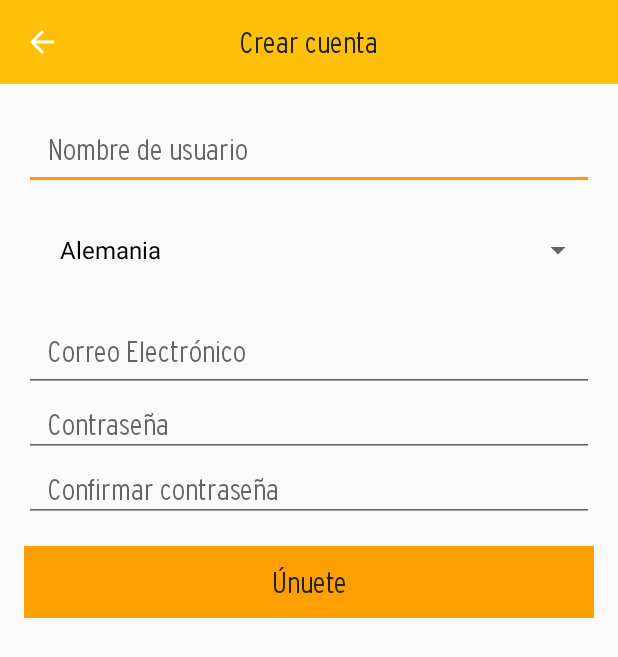
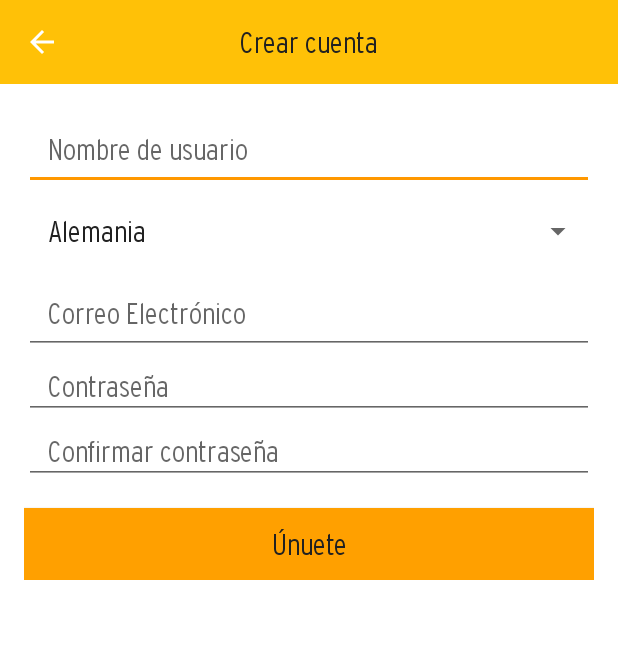
Before and after one commit to avrilhb/QuinielaAndroid, an Android app: the CreateAccountActivity screen opened directly, with no data from a screen before it, on a phone screen of 412 x 824 dp. Shown: the top 657 px of the screen. Run offline under Robolectric (Android 15) with nearby library versions, the phone set to English and light mode, and no system bars; our stand-ins replace ButterKnife, Firebase (no records; nobody signed in at launch, a user with empty details on screens opened directly); 1 statement that could not run was skipped.

Commit message:
Spinner Update

```diff
--- a/app/src/main/java/com/avrilhb/quinielaandroid/login/view/CreateAccountActivity.java
+++ b/app/src/main/java/com/avrilhb/quinielaandroid/login/view/CreateAccountActivity.java
@@ -1,5 +1,6 @@
 package com.avrilhb.quinielaandroid.login.view;
 
+import android.annotation.SuppressLint;
 import android.support.annotation.NonNull;
 import android.support.v7.app.AppCompatActivity;
 import android.os.Bundle;
@@ -52,6 +53,8 @@ public class CreateAccountActivity extends AppCompatActivity {
     private String emailPattern = "[a-zA-Z0-9._-]+@[a-z]+\\.+[a-z]+";
     private static final String TAG = "CreateAccountActivity";
     private boolean validaData = false;
+    String colors[] = {"Red","Blue","White","Yellow","Black", "Green","Purple","Orange","Grey"};
+
 
     @Override
     protected void onCreate(Bundle savedInstanceState) {
@@ -89,10 +92,12 @@ public class CreateAccountActivity extends AppCompatActivity {
     }
 
     private void loadSpinner() {
-        ArrayAdapter<CharSequence> adapter = ArrayAdapter.createFromResource(this,
-                R.array.team_array, android.R.layout.simple_spinner_dropdown_item);
-        adapter.setDropDownViewResource(android.R.layout.simple_spinner_dropdown_item);
-        teamSpinner.setAdapter(adapter);
+
+        ArrayAdapter<String> spinnerArrayAdapter  = new ArrayAdapter<String>(this,
+                R.layout.spinner_item,
+                getResources().getStringArray(R.array.team_array));
+        teamSpinner.setAdapter(spinnerArrayAdapter);
+
     }
 
     @OnClick(R.id.btnJoin)
--- /dev/null
+++ b/app/src/main/res/drawable/spinner_item_border.xml
@@ -0,0 +1,13 @@
+<?xml version="1.0" encoding="utf-8"?>
+<layer-list xmlns:android="http://schemas.android.com/apk/res/android">
+    <item>
+        <shape android:shape="rectangle">
+            <solid android:color="@color/white"/>
+        </shape>
+    </item>
+    <item android:bottom="2dp">
+        <shape android:shape="rectangle">
+            <solid android:color="@color/white"/>
+        </shape>
+    </item>
+</layer-list>
--- a/app/src/main/res/layout/activity_create_account.xml
+++ b/app/src/main/res/layout/activity_create_account.xml
@@ -5,7 +5,8 @@
     android:layout_width="match_parent"
     android:layout_height="match_parent"
     android:orientation="vertical"
-    tools:context="com.avrilhb.quinielaandroid.login.view.CreateAccountActivity">
+    tools:context="com.avrilhb.quinielaandroid.login.view.CreateAccountActivity"
+    android:background="@color/white">
 
     <include layout="@layout/toolbar" />
 
@@ -32,8 +33,7 @@
            android:id="@+id/teamSpinner"
            android:layout_width="match_parent"
            android:layout_height="wrap_content"
-           android:prompt="@string/country_prompt"
-           android:padding="@dimen/login_padding"/>
+           android:prompt="@string/country_prompt" />
 
         <EditText
             android:id="@+id/edtUserMail"
--- a/app/src/main/res/layout/spinner_item.xml
+++ b/app/src/main/res/layout/spinner_item.xml
@@ -1,17 +1,12 @@
 <?xml version="1.0" encoding="utf-8"?>
-<RelativeLayout
-    xmlns:android="http://schemas.android.com/apk/res/android"
-    android:layout_width="wrap_content"
-    android:layout_height="wrap_content">
 
 <TextView xmlns:android="http://schemas.android.com/apk/res/android"
     android:id="@android:id/text1"
-    android:singleLine="true"
     android:layout_width="match_parent"
     android:layout_height="wrap_content"
     android:fontFamily="@font/interstate_lightcondensed"
     android:padding="@dimen/login_padding"
+    android:singleLine="true"
     android:textColor="@color/primaryText"
-    android:textSize="@dimen/login_text_size"/>
-
-</RelativeLayout>
+    android:textSize="@dimen/login_text_size"
+    android:background="@drawable/spinner_item_border"/>
```
